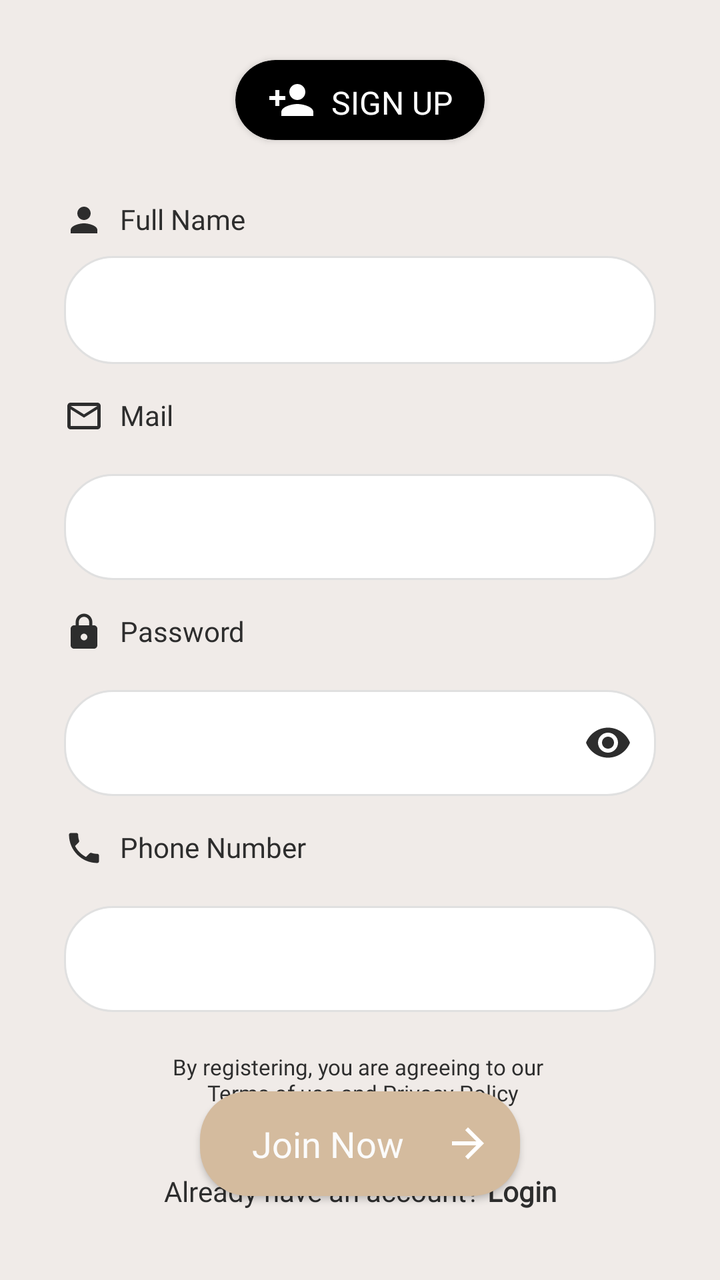
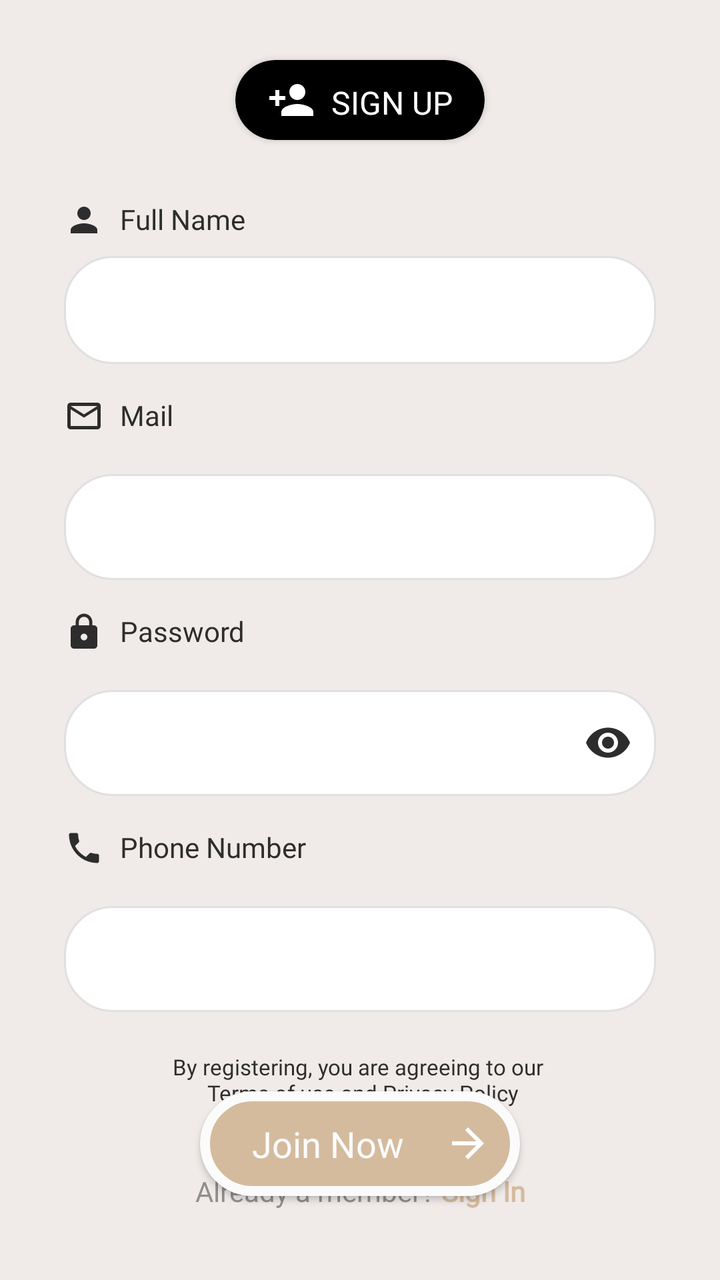

Before-and-after screenshots of an Android layout around one commit, followed by the original layout XML and the change that was made.
<!-- AndroidManifest.xml: application theme Theme.SafeHer -->
<!-- res/layout/fragment_register.xml -->
<?xml version="1.0" encoding="utf-8"?>
<androidx.constraintlayout.widget.ConstraintLayout xmlns:android="http://schemas.android.com/apk/res/android"
    xmlns:app="http://schemas.android.com/apk/res-auto"
    xmlns:tools="http://schemas.android.com/tools"
    android:layout_width="match_parent"
    android:layout_height="match_parent"
    android:background="@color/cream_background">

    
    <androidx.cardview.widget.CardView
        android:id="@+id/signUpHeaderCard"
        android:layout_width="wrap_content"
        android:layout_height="wrap_content"
        android:layout_marginTop="30dp"
        app:cardBackgroundColor="#000000"
        app:cardCornerRadius="20dp"
        app:layout_constraintEnd_toEndOf="parent"
        app:layout_constraintStart_toStartOf="parent"
        app:layout_constraintTop_toTopOf="parent">

        <androidx.constraintlayout.widget.ConstraintLayout
            android:layout_width="wrap_content"
            android:layout_height="wrap_content"
            android:paddingHorizontal="16dp"
            android:paddingVertical="8dp">

            <ImageView
                android:id="@+id/signUpIcon"
                android:layout_width="24dp"
                android:layout_height="24dp"
                android:layout_marginEnd="8dp"
                android:src="@drawable/ic_person_add"
                app:layout_constraintBottom_toBottomOf="parent"
                app:layout_constraintStart_toStartOf="parent"
                app:layout_constraintTop_toTopOf="parent"
                app:tint="#FFFFFF" />

            <TextView
                android:layout_width="wrap_content"
                android:layout_height="wrap_content"
                android:layout_marginStart="8dp"
                android:fontFamily="@font/poppins_medium"
                android:text="SIGN UP"
                android:textColor="#FFFFFF"
                android:textSize="16sp"
                app:layout_constraintBottom_toBottomOf="parent"
                app:layout_constraintEnd_toEndOf="parent"
                app:layout_constraintHorizontal_bias="0.0"
                app:layout_constraintStart_toEndOf="@id/signUpIcon"
                app:layout_constraintTop_toTopOf="parent"
                app:layout_constraintVertical_bias="1.0" />
        </androidx.constraintlayout.widget.ConstraintLayout>
    </androidx.cardview.widget.CardView>

    
    <LinearLayout
        android:id="@+id/form_fields_container"
        android:layout_width="match_parent"
        android:layout_height="wrap_content"
        android:layout_marginHorizontal="32dp"
        android:layout_marginTop="30dp"
        android:orientation="vertical"
        app:layout_constraintEnd_toEndOf="parent"
        app:layout_constraintStart_toStartOf="parent"
        app:layout_constraintTop_toBottomOf="@id/signUpHeaderCard">


        <LinearLayout
            android:layout_width="match_parent"
            android:layout_height="wrap_content"
            android:layout_marginBottom="16dp"
            android:orientation="vertical">

            <LinearLayout
                android:layout_width="wrap_content"
                android:layout_height="wrap_content"
                android:layout_marginBottom="8dp"
                android:orientation="horizontal">

                <ImageView
                    android:layout_width="20dp"
                    android:layout_height="20dp"
                    android:src="@drawable/ic_person"
                    app:tint="#2D2D2D" />

                <TextView
                    android:layout_width="wrap_content"
                    android:layout_height="wrap_content"
                    android:layout_marginStart="8dp"
                    android:fontFamily="@font/poppins_medium"
                    android:text="Full Name"
                    android:textColor="#2D2D2D"
                    android:textSize="14sp" />
            </LinearLayout>

            <com.google.android.material.textfield.TextInputLayout
                android:id="@+id/fullNameInputLayout"
                style="@style/Widget.MaterialComponents.TextInputLayout.OutlinedBox"
                android:layout_width="match_parent"
                android:layout_height="wrap_content"
                android:background="@drawable/rounded_edittext_bg"
                app:boxBackgroundMode="none">

                <com.google.android.material.textfield.TextInputEditText
                    android:id="@+id/fullNameEditText"
                    android:layout_width="match_parent"
                    android:layout_height="wrap_content"
                    android:background="@null"
                    android:fontFamily="@font/poppins_regular"
                    android:inputType="textPersonName"
                    android:paddingHorizontal="16dp"
                    android:paddingVertical="12dp"
                    android:textColor="#2D2D2D"
                    android:textSize="14sp" />
            </com.google.android.material.textfield.TextInputLayout>
        </LinearLayout>

        <LinearLayout
            android:layout_width="match_parent"
            android:layout_height="wrap_content"
            android:layout_marginBottom="16dp"
            android:orientation="vertical">

            <LinearLayout
                android:layout_width="wrap_content"
                android:layout_height="wrap_content"
                android:layout_marginBottom="8dp"
                android:orientation="horizontal">

                <ImageView
                    android:layout_width="20dp"
                    android:layout_height="20dp"
                    android:src="@drawable/ic_email"
                    app:tint="#2D2D2D" />

                <TextView
                    android:layout_width="wrap_content"
                    android:layout_height="wrap_content"
                    android:layout_marginStart="8dp"
                    android:fontFamily="@font/poppins_medium"
                    android:text="Mail"
                    android:textColor="#2D2D2D"
                    android:textSize="14sp" />
            </LinearLayout>

            <com.google.android.material.textfield.TextInputLayout
                android:id="@+id/emailInputLayoutRegister"
                android:layout_width="match_parent"
                android:layout_height="wrap_content"
                app:boxBackgroundMode="none">

                <com.google.android.material.textfield.TextInputEditText
                    android:id="@+id/emailEditTextRegister"
                    android:layout_width="match_parent"
                    android:layout_height="wrap_content"
                    android:background="@drawable/rounded_edittext_bg"
                    android:fontFamily="@font/poppins_regular"
                    android:inputType="textEmailAddress"
                    android:paddingHorizontal="16dp"
                    android:textColor="#2D2D2D"
                    android:textSize="14sp" />
            </com.google.android.material.textfield.TextInputLayout>
        </LinearLayout>

        
        <LinearLayout
            android:layout_width="match_parent"
            android:layout_height="wrap_content"
            android:layout_marginBottom="16dp"
            android:orientation="vertical">

            <LinearLayout
                android:layout_width="wrap_content"
                android:layout_height="wrap_content"
                android:layout_marginBottom="8dp"
                android:orientation="horizontal">

                <ImageView
                    android:layout_width="20dp"
                    android:layout_height="20dp"
                    android:src="@drawable/ic_lock"
                    app:tint="#2D2D2D" />

                <TextView
                    android:layout_width="wrap_content"
                    android:layout_height="wrap_content"
                    android:layout_marginStart="8dp"
                    android:fontFamily="@font/poppins_medium"
                    android:text="Password"
                    android:textColor="#2D2D2D"
                    android:textSize="14sp" />
            </LinearLayout>

            <com.google.android.material.textfield.TextInputLayout
                android:id="@+id/passwordInputLayoutRegister"
                style="@style/Widget.MaterialComponents.TextInputLayout.OutlinedBox"
                android:layout_width="match_parent"
                android:layout_height="wrap_content"
                app:boxBackgroundMode="none"
                app:endIconMode="password_toggle"
                app:endIconTint="#2D2D2D">

                <com.google.android.material.textfield.TextInputEditText
                    android:id="@+id/passwordEditTextRegister"
                    android:layout_width="match_parent"
                    android:layout_height="wrap_content"
                    android:background="@drawable/rounded_edittext_bg"
                    android:fontFamily="@font/poppins_regular"
                    android:inputType="textPassword"
                    android:paddingHorizontal="16dp"
                    android:textColor="#2D2D2D"
                    android:textSize="14sp" />
            </com.google.android.material.textfield.TextInputLayout>
        </LinearLayout>

        
        <LinearLayout
            android:layout_width="match_parent"
            android:layout_height="wrap_content"
            android:layout_marginBottom="20dp"
            android:orientation="vertical">

            <LinearLayout
                android:layout_width="wrap_content"
                android:layout_height="wrap_content"
                android:layout_marginBottom="8dp"
                android:orientation="horizontal">

                <ImageView
                    android:layout_width="20dp"
                    android:layout_height="20dp"
                    android:src="@drawable/ic_phone"
                    app:tint="#2D2D2D" />

                <TextView
                    android:layout_width="wrap_content"
                    android:layout_height="wrap_content"
                    android:layout_marginStart="8dp"
                    android:fontFamily="@font/poppins_medium"
                    android:text="Phone Number"
                    android:textColor="#2D2D2D"
                    android:textSize="14sp" />
            </LinearLayout>

            <com.google.android.material.textfield.TextInputLayout
                android:id="@+id/phoneInputLayout"
                android:layout_width="match_parent"
                android:layout_height="wrap_content"
                app:boxBackgroundMode="none">

                <com.google.android.material.textfield.TextInputEditText
                    android:id="@+id/phoneEditText"
                    android:layout_width="match_parent"
                    android:layout_height="wrap_content"
                    android:background="@drawable/rounded_edittext_bg"
                    android:fontFamily="@font/poppins_regular"
                    android:inputType="phone"
                    android:paddingHorizontal="16dp"
                    android:textColor="#2D2D2D"
                    android:textSize="14sp" />
            </com.google.android.material.textfield.TextInputLayout>
        </LinearLayout>

        
    </LinearLayout>

    
    <androidx.appcompat.widget.AppCompatTextView
        android:id="@+id/registerTermsSubtitle"
        android:layout_width="wrap_content"
        android:layout_height="wrap_content"
        android:fontFamily="@font/poppins_medium"
        android:text="By registering, you are agreeing to our \n Terms of use and Privacy Policy"
        android:textAlignment="center"
        android:textColor="#2D2D2D"
        android:textSize="11sp"
        app:layout_constraintEnd_toEndOf="parent"
        app:layout_constraintStart_toStartOf="parent"
        app:layout_constraintTop_toBottomOf="@+id/form_fields_container" />

    
    <com.google.android.material.button.MaterialButton
        android:id="@+id/registerButton"
        style="@style/SafeHerButton"
        android:layout_width="0dp"
        android:layout_height="wrap_content"
        android:layout_marginHorizontal="100dp"
        android:fontFamily="@font/poppins_medium"
        android:paddingHorizontal="30dp"
        app:cornerRadius="24dp"
        android:text="Join Now"
        android:layout_marginBottom="50dp"
        app:icon="@drawable/ic_arrow_forward"
        app:iconGravity="end"
        app:iconTint="#FFFFFF"
        app:layout_constraintBottom_toBottomOf="parent"
        app:layout_constraintEnd_toEndOf="parent"
        app:layout_constraintStart_toStartOf="parent"
        app:layout_constraintTop_toBottomOf="@+id/registerTermsSubtitle" />

    
    <LinearLayout
        android:id="@+id/linearLayout"
        android:layout_width="wrap_content"
        android:layout_height="wrap_content"
        android:layout_marginBottom="35dp"
        android:orientation="horizontal"
        app:layout_constraintBottom_toBottomOf="parent"
        app:layout_constraintEnd_toEndOf="parent"
        app:layout_constraintStart_toStartOf="parent">

        <androidx.appcompat.widget.AppCompatTextView
            android:layout_width="wrap_content"
            android:layout_height="wrap_content"
            android:fontFamily="@font/poppins_regular"
            android:text="Already have an account? "
            android:textColor="#2D2D2D" />

        <androidx.appcompat.widget.AppCompatTextView
            android:id="@+id/loginText"
            android:layout_width="wrap_content"
            android:layout_height="wrap_content"
            android:fontFamily="@font/poppins_medium"
            android:text="Login"
            android:textColor="#2D2D2D"
            android:textStyle="bold" />
    </LinearLayout>



</androidx.constraintlayout.widget.ConstraintLayout>
<!-- resources referenced by this layout -->
<resources>
  <color name="cream_background">#f0ebe8</color>
  <!-- drawable ic_arrow_forward (drawable) -->
  <?xml version="1.0" encoding="utf-8"?>
  <vector xmlns:android="http://schemas.android.com/apk/res/android"
      android:width="24dp"
      android:height="24dp"
      android:viewportWidth="24"
      android:viewportHeight="24">
      <path
          android:fillColor="#FFFFFF"
          android:pathData="M12,4l-1.41,1.41L16.17,11H4v2h12.17l-5.58,5.59L12,20l8,-8z"/>
  </vector>
  <!-- drawable ic_email (drawable) -->
  <?xml version="1.0" encoding="utf-8"?>
  <vector xmlns:android="http://schemas.android.com/apk/res/android"
      android:width="24dp"
      android:height="24dp"
      android:viewportWidth="24"
      android:viewportHeight="24">
      <path
          android:fillColor="#000000"
          android:pathData="M20,4H4C2.89,4 2.01,4.89 2.01,6L2,18C2,19.11 2.89,20 4,20H20c1.11,0 2,-0.89 2,-2V6C22,4.89 21.11,4 20,4zM20,6l-8,5L4,6h16zM4,18V8l8,5 8,-5v10H4z" />
  </vector>
  <!-- drawable ic_lock (drawable) -->
  <?xml version="1.0" encoding="utf-8"?>
  <vector xmlns:android="http://schemas.android.com/apk/res/android"
      android:width="24dp"
      android:height="24dp"
      android:viewportWidth="24"
      android:viewportHeight="24">
      <path
          android:fillColor="#FFFFFF"
          android:pathData="M18,8h-1L17,6c0,-2.76 -2.24,-5 -5,-5S7,3.24 7,6v2L6,8c-1.1,0 -2,0.9 -2,2v10c0,1.1 0.9,2 2,2h12c1.1,0 2,-0.9 2,-2L20,10c0,-1.1 -0.9,-2 -2,-2zM12,17c-1.1,0 -2,-0.9 -2,-2s0.9,-2 2,-2 2,0.9 2,2 -0.9,2 -2,2zM15.1,8L8.9,8L8.9,6c0,-1.71 1.39,-3.1 3.1,-3.1 1.71,0 3.1,1.39 3.1,3.1v2z"/>
  </vector>
  <!-- drawable ic_person (drawable) -->
  <?xml version="1.0" encoding="utf-8"?>
  <vector xmlns:android="http://schemas.android.com/apk/res/android"
      android:width="24dp"
      android:height="24dp"
      android:viewportWidth="24"
      android:viewportHeight="24">
      <path
          android:fillColor="#FFFFFF"
          android:pathData="M12,12c2.21,0 4,-1.79 4,-4s-1.79,-4 -4,-4 -4,1.79 -4,4 1.79,4 4,4zM12,14c-2.67,0 -8,1.34 -8,4v2h16v-2c0,-2.66 -5.33,-4 -8,-4z"/>
  </vector>
  <!-- drawable ic_person_add (drawable) -->
  <?xml version="1.0" encoding="utf-8"?>
  <vector xmlns:android="http://schemas.android.com/apk/res/android"
      android:width="24dp"
      android:height="24dp"
      android:viewportWidth="24"
      android:viewportHeight="24">
      <path
          android:fillColor="#FFFFFF"
          android:pathData="M15,12c2.21,0 4,-1.79 4,-4s-1.79,-4 -4,-4 -4,1.79 -4,4 1.79,4 4,4zM6,10L6,7L4,7v3L1,10v2h3v3h2v-3h3v-2L6,10zM15,14c-2.67,0 -8,1.34 -8,4v2h16v-2c0,-2.66 -5.33,-4 -8,-4z"/>
  </vector>
  <!-- drawable ic_phone (drawable) -->
  <?xml version="1.0" encoding="utf-8"?>
  <vector xmlns:android="http://schemas.android.com/apk/res/android"
      android:width="24dp"
      android:height="24dp"
      android:viewportWidth="24"
      android:viewportHeight="24">
      <path
          android:fillColor="#000000"
          android:pathData="M6.62,10.79c1.44,2.83 3.76,5.14 6.59,6.59l2.2,-2.2c0.27,-0.27 0.67,-0.36 1.02,-0.24 1.12,0.37 2.33,0.57 3.57,0.57 0.55,0 1,0.45 1,1V20c0,0.55 -0.45,1 -1,1 -9.39,0 -17,-7.61 -17,-17 0,-0.55 0.45,-1 1,-1h3.5c0.55,0 1,0.45 1,1 0,1.25 0.2,2.45 0.57,3.57 0.11,0.35 0.03,0.74 -0.25,1.02l-2.2,2.2z"/>
  </vector>
  <!-- drawable rounded_edittext_bg (drawable) -->
  <?xml version="1.0" encoding="utf-8"?>
  <shape xmlns:android="http://schemas.android.com/apk/res/android">
      <solid android:color="#FFFFFF" />
      <corners android:radius="24dp" />
      <stroke android:width="1dp" android:color="#E0E0E0" />
  </shape>
  <style name="Theme.SafeHer" parent="Base.Theme.SafeHer" />
  <color name="second_white">#FBFBFB</color>
  <color name="button_gold">#d4bb9e</color>
  <style name="Base.Theme.SafeHer" parent="Theme.MaterialComponents.NoActionBar">
          
          
      </style>
  <!-- unchanged entries left out for length: 1 -->
</resources>

<!-- the commit's change to res/layout/fragment_register.xml (unified diff, before → after) -->
@@ -287,8 +287,10 @@
         android:layout_marginHorizontal="100dp"
         android:fontFamily="@font/poppins_medium"
         android:paddingHorizontal="30dp"
-        app:cornerRadius="24dp"
+        app:cornerRadius="30dp"
         android:text="Join Now"
+        app:strokeColor="@color/second_white"
+        app:strokeWidth="5dp"
         android:layout_marginBottom="50dp"
         app:icon="@drawable/ic_arrow_forward"
         app:iconGravity="end"
@@ -313,16 +315,16 @@
             android:layout_width="wrap_content"
             android:layout_height="wrap_content"
             android:fontFamily="@font/poppins_regular"
-            android:text="Already have an account? "
-            android:textColor="#2D2D2D" />
+            android:text="Already a member? "
+            android:textColor="#908f8f" />
 
         <androidx.appcompat.widget.AppCompatTextView
             android:id="@+id/loginText"
             android:layout_width="wrap_content"
             android:layout_height="wrap_content"
             android:fontFamily="@font/poppins_medium"
-            android:text="Login"
-            android:textColor="#2D2D2D"
+            android:text="Sign In"
+            android:textColor="@color/button_gold"
             android:textStyle="bold" />
     </LinearLayout>
 
